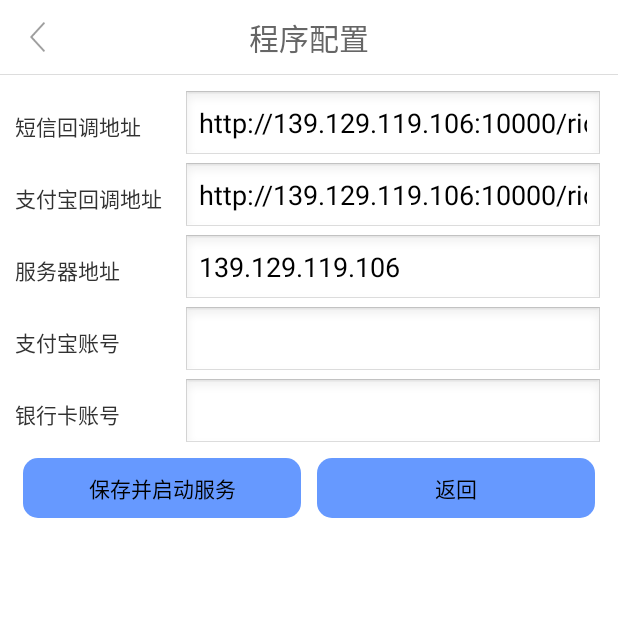
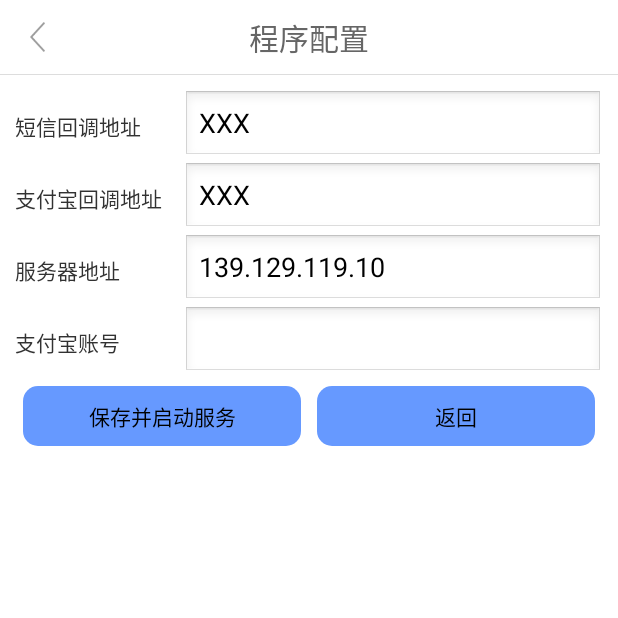
Before and after one commit to langgithub/payhelper, an Android app: the screen it shows after launch (SettingActivity), after a tap on "程序配置", on a phone screen of 412 x 824 dp, the top half of it. Run offline under Robolectric (Android 15) with nearby library versions, the phone set to English and light mode, and no system bars; 1 statement that could not run was skipped.

```diff
--- a/app/src/main/java/com/lang/payhelper/MainActivity.java
+++ b/app/src/main/java/com/lang/payhelper/MainActivity.java
@@ -128,8 +128,8 @@ public class MainActivity<onF> extends Activity{
         smsObserver = new SmsObserver(this, new Handler() {});
         getContentResolver().registerContentObserver(SMS_INBOX, true, smsObserver);
 
-        String notify_sms="http://139.129.119.106:10000/rich/open/putMessage";
-        String notify_zfb="http://139.129.119.106:10000/rich/open/paynotify";
+        String notify_sms="XXX";
+        String notify_zfb="XXX";
         AbSharedUtil.putString(getApplicationContext(), "notify_sms", notify_sms);
         AbSharedUtil.putString(getApplicationContext(), "notify_zfb", notify_zfb);
 
--- a/app/src/main/java/com/lang/payhelper/SettingActivity.java
+++ b/app/src/main/java/com/lang/payhelper/SettingActivity.java
@@ -16,22 +16,9 @@ import android.widget.Toast;
 import com.lang.payhelper.utils.AbSharedUtil;
 import com.lang.payhelper.utils.PayHelperUtils;
 
-/**
- *
-
-* @ClassName: SettingActivity
-
-* @Description: TODO(这里用一句话描述这个类的作用)
-
-* @author SuXiaoliang
-
-* @date 2018年6月23日 下午1:26:51
-
-*
- */
 public class SettingActivity extends Activity implements OnClickListener{
 
-	private EditText tv_notify_sms,tv_notify_zfb,address,et_phone,bankCard;
+	private EditText tv_notify_sms,tv_notify_zfb,address,et_phone;
 	private Button bt_save,bt_back;
 	private RelativeLayout rl_back;
 
@@ -42,7 +29,7 @@ public class SettingActivity extends Activity implements OnClickListener{
 		setContentView(R.layout.activity_setting);
 		tv_notify_sms=(EditText) findViewById(R.id.notify_sms);
 		tv_notify_zfb=(EditText) findViewById(R.id.notify_zfb);
-        bankCard=(EditText) findViewById(R.id.bankCard);
+//        bankCard=(EditText) findViewById(R.id.bankCard);
 		address=(EditText) findViewById(R.id.address);
 		et_phone=(EditText) findViewById(R.id.phone);
 		if(!TextUtils.isEmpty(AbSharedUtil.getString(getApplicationContext(), "notify_sms"))){
@@ -57,9 +44,9 @@ public class SettingActivity extends Activity implements OnClickListener{
 		if(!TextUtils.isEmpty(AbSharedUtil.getString(getApplicationContext(), "account"))){
 			et_phone.setText(AbSharedUtil.getString(getApplicationContext(), "account"));
 		}
-        if(!TextUtils.isEmpty(AbSharedUtil.getString(getApplicationContext(), "bankCard"))){
-            bankCard.setText(AbSharedUtil.getString(getApplicationContext(), "bankCard"));
-        }
+//        if(!TextUtils.isEmpty(AbSharedUtil.getString(getApplicationContext(), "bankCard"))){
+//            bankCard.setText(AbSharedUtil.getString(getApplicationContext(), "bankCard"));
+//        }
 
 		bt_save=(Button) findViewById(R.id.save);
 		bt_back=(Button) findViewById(R.id.back);
@@ -82,30 +69,16 @@ public class SettingActivity extends Activity implements OnClickListener{
 		case R.id.save:
 			PayHelperUtils.sendmsg(getApplicationContext(),"点击了保存");
 			String notify_sms=tv_notify_sms.getText().toString();
-//			notify_sms="http://139.129.119.106:10000/rich/open/putMessage";
-//			if(TextUtils.isEmpty(returnurl)){
-//				Toast.makeText(getApplicationContext(), "同步跳转地址不能为空！", Toast.LENGTH_LONG).show();
-//				return;
-//			}else{
-				AbSharedUtil.putString(getApplicationContext(), "notify_sms", notify_sms);
-//			}
+
+			AbSharedUtil.putString(getApplicationContext(), "notify_sms", notify_sms);
 			Log.i("url",AbSharedUtil.getString(getApplicationContext(), "notify_sms"));
 			String notify_zfb=tv_notify_zfb.getText().toString();
-//			notify_zfb="http://139.129.119.106:10000/rich/open/paynotify";
-//			if(TextUtils.isEmpty(notifyurl)){
-//				Toast.makeText(getApplicationContext(), "异步通知地址不能为空！", Toast.LENGTH_LONG).show();
-//				return;
-//			}else{
-				AbSharedUtil.putString(getApplicationContext(), "notify_zfb", notify_zfb);
-//			}
+
+			AbSharedUtil.putString(getApplicationContext(), "notify_zfb", notify_zfb);
 			Log.i("url",AbSharedUtil.getString(getApplicationContext(), "notify_zfb"));
 			String _address=address.getText().toString();
-//			if(TextUtils.isEmpty(signkey)){
-//				Toast.makeText(getApplicationContext(), "signkey不能为空！", Toast.LENGTH_LONG).show();
-//				return;
-//			}else{
-				AbSharedUtil.putString(getApplicationContext(), "address", _address);
-//			}
+
+			AbSharedUtil.putString(getApplicationContext(), "address", _address);
 			String account=et_phone.getText().toString();
 			if(!TextUtils.isEmpty(account)){
 				AbSharedUtil.putString(getApplicationContext(), "account", account);
@@ -113,12 +86,12 @@ public class SettingActivity extends Activity implements OnClickListener{
 				PayHelperUtils.sendmsg(getApplicationContext(),"支付宝账号为空");
 				return;
 			}
-            String bank=bankCard.getText().toString();
-            if(!TextUtils.isEmpty(account)){
-                AbSharedUtil.putString(getApplicationContext(), "bankCard", bank);
-            }else {
-                PayHelperUtils.sendmsg(getApplicationContext(),"银行卡账号为空");
-            }
+//            String bank=bankCard.getText().toString();
+//            if(!TextUtils.isEmpty(account)){
+//                AbSharedUtil.putString(getApplicationContext(), "bankCard", bank);
+//            }else {
+//                PayHelperUtils.sendmsg(getApplicationContext(),"银行卡账号为空");
+//            }
 			Toast.makeText(getApplicationContext(), "保存成功", Toast.LENGTH_LONG).show();
 			Intent broadCastIntent = new Intent();
 			broadCastIntent.setAction("com.payhelper.tcp.start");
--- a/app/src/main/res/layout/activity_setting.xml
+++ b/app/src/main/res/layout/activity_setting.xml
@@ -117,7 +117,7 @@
                     android:layout_weight="5"
                     android:ellipsize="end"
                     android:singleLine="true"
-                    android:text="139.129.119.106"/>
+                    android:text="139.129.119.10"/>
             </LinearLayout>
 
             <LinearLayout
@@ -142,27 +142,27 @@
                     android:text=""/>
             </LinearLayout>
 
-            <LinearLayout
-                android:layout_width="match_parent"
-                android:layout_height="wrap_content"
-                android:gravity="center"
-                android:orientation="horizontal" >
+<!--            <LinearLayout-->
+<!--                android:layout_width="match_parent"-->
+<!--                android:layout_height="wrap_content"-->
+<!--                android:gravity="center"-->
+<!--                android:orientation="horizontal" >-->
 
-                <TextView
-                    android:layout_width="0dip"
-                    android:layout_height="wrap_content"
-                    android:layout_weight="2"
-                    android:text="银行卡账号" />
+<!--                <TextView-->
+<!--                    android:layout_width="0dip"-->
+<!--                    android:layout_height="wrap_content"-->
+<!--                    android:layout_weight="2"-->
+<!--                    android:text="银行卡账号" />-->
 
-                <EditText
-                    android:id="@+id/bankCard"
-                    android:layout_width="0dip"
-                    android:layout_height="wrap_content"
-                    android:layout_weight="5"
-                    android:ellipsize="end"
-                    android:singleLine="true"
-                    android:text=""/>
-            </LinearLayout>
+<!--                <EditText-->
+<!--                    android:id="@+id/bankCard"-->
+<!--                    android:layout_width="0dip"-->
+<!--                    android:layout_height="wrap_content"-->
+<!--                    android:layout_weight="5"-->
+<!--                    android:ellipsize="end"-->
+<!--                    android:singleLine="true"-->
+<!--                    android:text=""/>-->
+<!--            </LinearLayout>-->
 
 <!--            <LinearLayout-->
 <!--                android:layout_width="match_parent"-->
```
Also changed, not shown: app/src/main/java/com/lang/payhelper/payhook/AlipayHook.java (+10 -17 lines).
